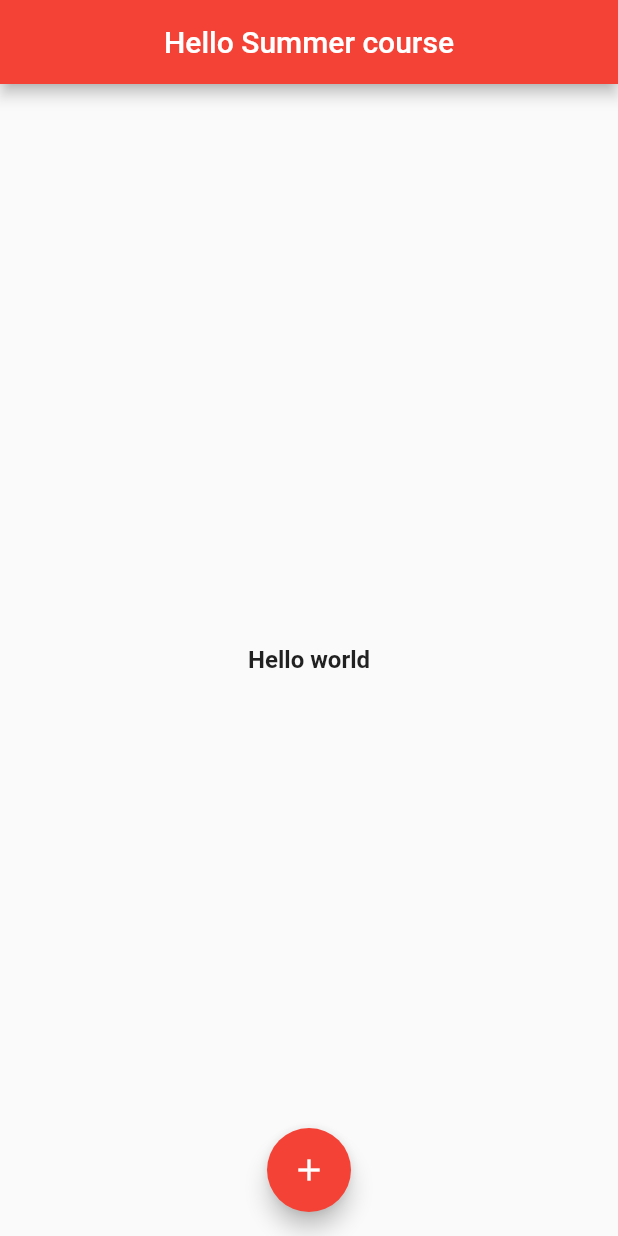
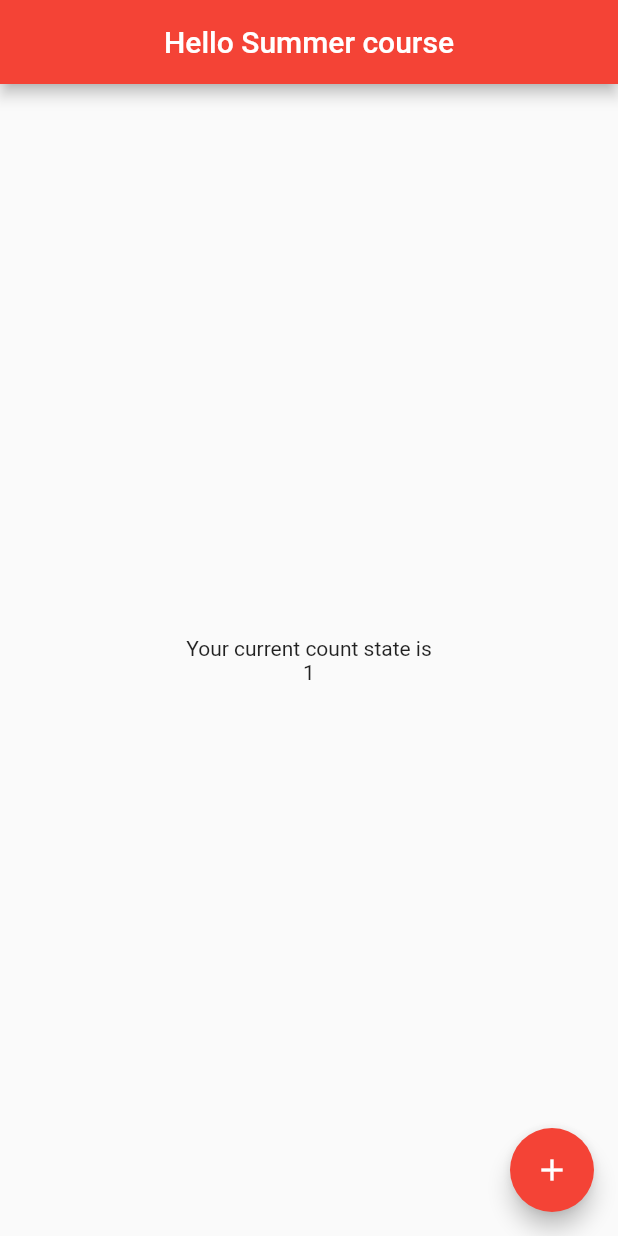
Before and after one commit to khalidnaser2323/summer-course, a Flutter app: the screen it shows after launch, after a tap on the "add" icon, on a phone screen of 412 x 824 dp. Run offline on Flutter 3.47's test engine with Material 2 defaults, Android fonts, the light colour scheme and no system bars.

Commit message:
Statefull widgets

```diff
--- a/lib/main.dart
+++ b/lib/main.dart
@@ -1,4 +1,5 @@
 import 'package:flutter/material.dart';
+import 'package:iti_summer_course_tutorial/screens/home/home_screen.dart';
 
 void main() {
   runApp(getMyAppRootWidget());
@@ -9,35 +10,8 @@ Widget getMyAppRootWidget() {
     theme: ThemeData(
       primarySwatch: Colors.red,
     ),
-    home: getHomeWidget(),
+    home: HomeScreen(),
     debugShowCheckedModeBanner: false,
   );
   return materialAppWidget;
 }
-
-Widget getHomeWidget() {
-  return Scaffold(
-    appBar: new AppBar(
-      title: Text("Hello Summer course"),
-      centerTitle: true,
-    ),
-    floatingActionButton: FloatingActionButton(
-      child: Icon(
-        Icons.add,
-      ),
-      onPressed: () {
-        print("Floating action button is being pressed");
-      },
-    ),
-    floatingActionButtonLocation: FloatingActionButtonLocation.centerFloat,
-    body: Center(
-      child: Text(
-        "Hello world",
-        style: TextStyle(
-          fontSize: 16.0,
-          fontWeight: FontWeight.bold,
-        ),
-      ),
-    ),
-  );
-}
--- /dev/null
+++ b/lib/screens/home/home_screen.dart
@@ -0,0 +1,47 @@
+import 'package:flutter/material.dart';
+
+class HomeScreen extends StatefulWidget {
+  @override
+  _HomeScreenState createState() {
+    return _HomeScreenState();
+  }
+}
+
+class _HomeScreenState extends State<HomeScreen> {
+  int _counter = 0;
+
+  @override
+  Widget build(BuildContext context) {
+    return getHomeWidget();
+  }
+
+  Widget getHomeWidget() {
+    return Scaffold(
+      appBar: new AppBar(
+        title: Text("Hello Summer course"),
+        centerTitle: true,
+      ),
+      floatingActionButton: FloatingActionButton(
+        child: Icon(
+          Icons.add,
+        ),
+        onPressed: () {
+          setState(() {
+            _counter++;
+          });
+        },
+      ),
+      body: Center(
+        child: Column(
+          mainAxisSize: MainAxisSize.max,
+          mainAxisAlignment: MainAxisAlignment.center,
+          crossAxisAlignment: CrossAxisAlignment.center,
+          children: [
+            Text("Your current count state is"),
+            Text("$_counter"),
+          ],
+        ),
+      ),
+    );
+  }
+}
```
